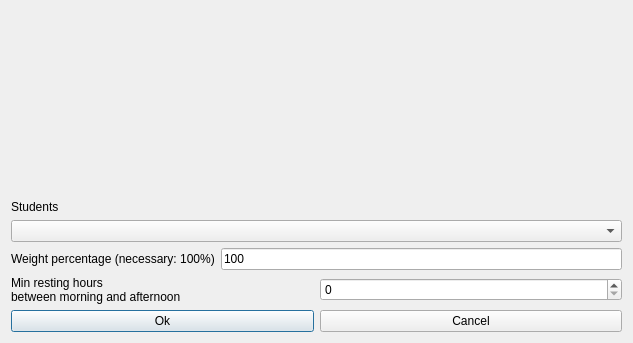
Before: the Qt Designer form fet/src/interface/modifyconstraintstudentssetminrestinghoursbetweenmorningandafternoonform_template.ui in vonmecheln/fet, drawn with Qt 5.
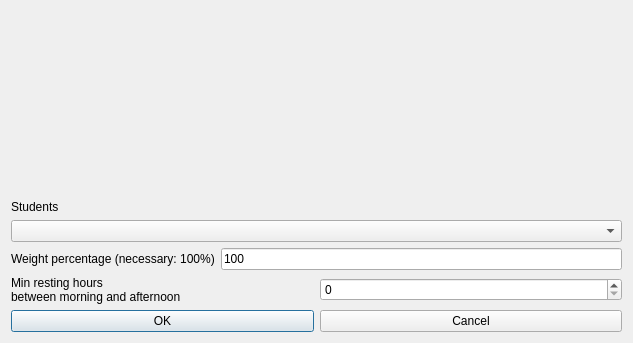
After: the same form once the commit is applied.

The edit to the form file:
```diff
--- a/fet/src/interface/modifyconstraintstudentssetminrestinghoursbetweenmorningandafternoonform_template.ui
+++ b/fet/src/interface/modifyconstraintstudentssetminrestinghoursbetweenmorningandafternoonform_template.ui
@@ -79,7 +79,7 @@
      <item>
       <widget class="QPushButton" name="okPushButton">
        <property name="text">
-        <string>Ok</string>
+        <string>OK</string>
        </property>
       </widget>
      </item>
```
